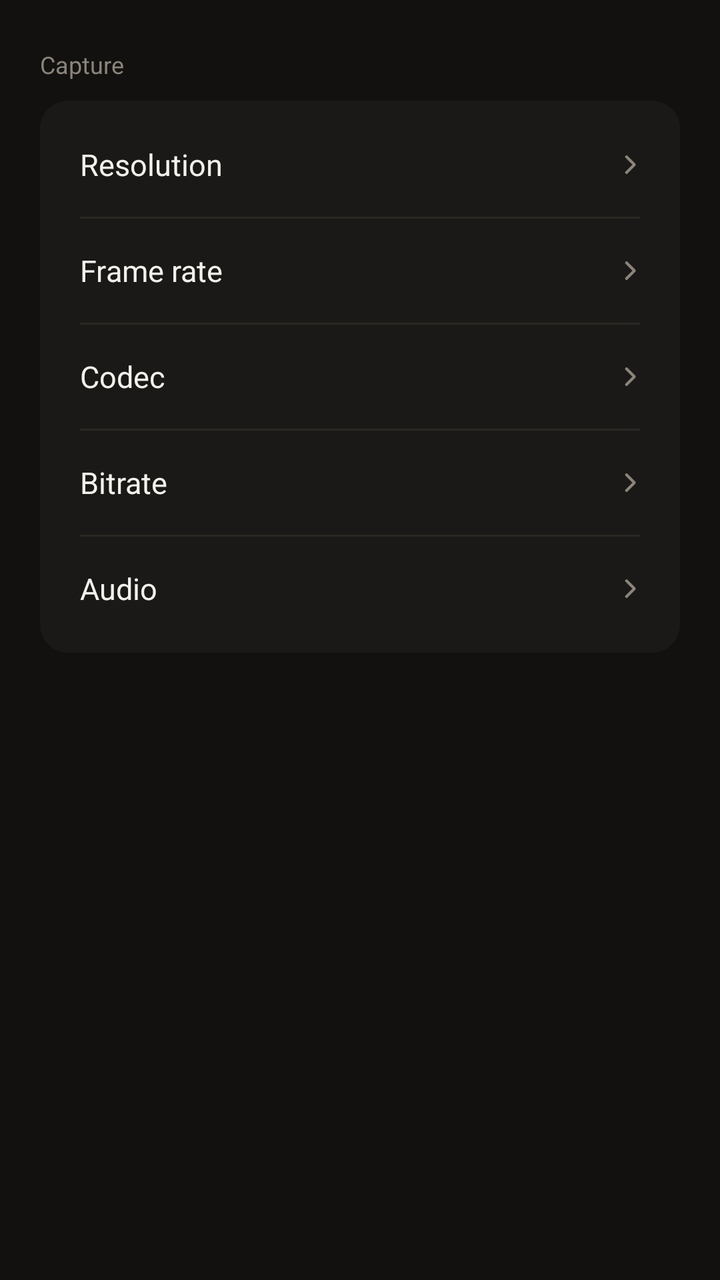
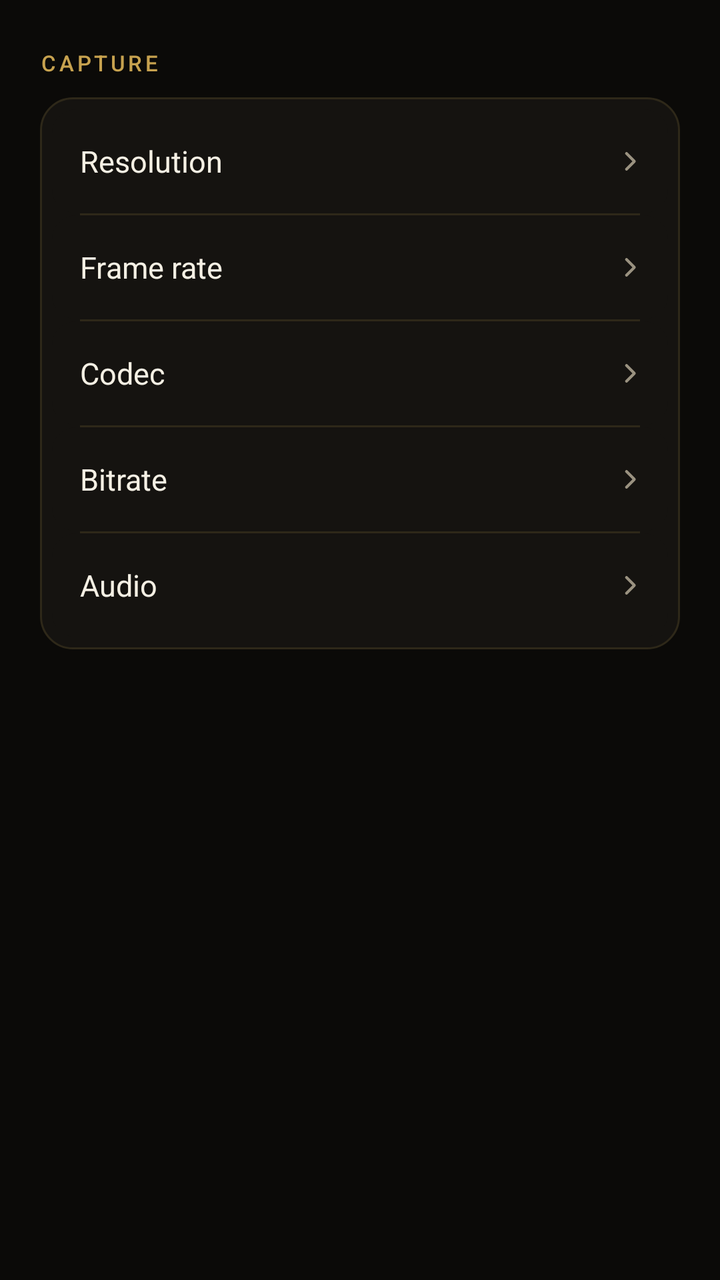

An Android layout rendered at two revisions. The XML below is the earlier revision; the diff shows what the commit changed to produce the second picture.
<!-- AndroidManifest.xml: application theme Theme.Zrec -->
<!-- res/layout/view_capture.xml -->
<?xml version="1.0" encoding="utf-8"?>
<ScrollView xmlns:android="http://schemas.android.com/apk/res/android"
    android:layout_width="match_parent"
    android:layout_height="match_parent"
    android:fillViewport="true"
    android:scrollbars="none">

    <LinearLayout
        android:layout_width="match_parent"
        android:layout_height="wrap_content"
        android:orientation="vertical"
        android:paddingStart="20dp"
        android:paddingEnd="20dp"
        android:paddingTop="24dp"
        android:paddingBottom="32dp">

        <TextView
            android:layout_width="wrap_content"
            android:layout_height="wrap_content"
            android:layout_marginBottom="10dp"
            android:text="@string/section_capture"
            android:textColor="@color/txtFaint"
            android:textSize="12sp" />

        <LinearLayout
            android:layout_width="match_parent"
            android:layout_height="wrap_content"
            android:background="@drawable/bg_card"
            android:orientation="vertical"
            android:padding="6dp">

            <LinearLayout
                android:id="@+id/rowRes"
                android:layout_width="match_parent"
                android:layout_height="52dp"
                android:background="@drawable/bg_row"
                android:clickable="true"
                android:focusable="true"
                android:gravity="center_vertical"
                android:orientation="horizontal"
                android:paddingStart="14dp"
                android:paddingEnd="12dp">

                <TextView
                    android:layout_width="0dp"
                    android:layout_height="wrap_content"
                    android:layout_weight="1"
                    android:text="@string/label_resolution"
                    android:textColor="@color/txt"
                    android:textSize="15sp" />

                <TextView
                    android:id="@+id/tvResValue"
                    android:layout_width="wrap_content"
                    android:layout_height="wrap_content"
                    android:textColor="@color/txtDim"
                    android:textSize="15sp" />

                <ImageView
                    android:layout_width="14dp"
                    android:layout_height="14dp"
                    android:layout_marginStart="6dp"
                    android:contentDescription="@null"
                    android:src="@drawable/ic_chevron" />
            </LinearLayout>

            <View
                android:layout_width="match_parent"
                android:layout_height="1dp"
                android:layout_marginStart="14dp"
                android:layout_marginEnd="14dp"
                android:background="@color/line" />

            <LinearLayout
                android:id="@+id/rowFps"
                android:layout_width="match_parent"
                android:layout_height="52dp"
                android:background="@drawable/bg_row"
                android:clickable="true"
                android:focusable="true"
                android:gravity="center_vertical"
                android:orientation="horizontal"
                android:paddingStart="14dp"
                android:paddingEnd="12dp">

                <TextView
                    android:layout_width="0dp"
                    android:layout_height="wrap_content"
                    android:layout_weight="1"
                    android:text="@string/label_fps"
                    android:textColor="@color/txt"
                    android:textSize="15sp" />

                <TextView
                    android:id="@+id/tvFpsValue"
                    android:layout_width="wrap_content"
                    android:layout_height="wrap_content"
                    android:textColor="@color/txtDim"
                    android:textSize="15sp" />

                <ImageView
                    android:layout_width="14dp"
                    android:layout_height="14dp"
                    android:layout_marginStart="6dp"
                    android:contentDescription="@null"
                    android:src="@drawable/ic_chevron" />
            </LinearLayout>

            <View
                android:layout_width="match_parent"
                android:layout_height="1dp"
                android:layout_marginStart="14dp"
                android:layout_marginEnd="14dp"
                android:background="@color/line" />

            <LinearLayout
                android:id="@+id/rowCodec"
                android:layout_width="match_parent"
                android:layout_height="52dp"
                android:background="@drawable/bg_row"
                android:clickable="true"
                android:focusable="true"
                android:gravity="center_vertical"
                android:orientation="horizontal"
                android:paddingStart="14dp"
                android:paddingEnd="12dp">

                <TextView
                    android:layout_width="0dp"
                    android:layout_height="wrap_content"
                    android:layout_weight="1"
                    android:text="@string/label_codec"
                    android:textColor="@color/txt"
                    android:textSize="15sp" />

                <TextView
                    android:id="@+id/tvCodecValue"
                    android:layout_width="wrap_content"
                    android:layout_height="wrap_content"
                    android:textColor="@color/txtDim"
                    android:textSize="15sp" />

                <ImageView
                    android:layout_width="14dp"
                    android:layout_height="14dp"
                    android:layout_marginStart="6dp"
                    android:contentDescription="@null"
                    android:src="@drawable/ic_chevron" />
            </LinearLayout>

            <View
                android:layout_width="match_parent"
                android:layout_height="1dp"
                android:layout_marginStart="14dp"
                android:layout_marginEnd="14dp"
                android:background="@color/line" />

            <LinearLayout
                android:id="@+id/rowBitrate"
                android:layout_width="match_parent"
                android:layout_height="52dp"
                android:background="@drawable/bg_row"
                android:clickable="true"
                android:focusable="true"
                android:gravity="center_vertical"
                android:orientation="horizontal"
                android:paddingStart="14dp"
                android:paddingEnd="12dp">

                <TextView
                    android:layout_width="0dp"
                    android:layout_height="wrap_content"
                    android:layout_weight="1"
                    android:text="@string/label_bitrate"
                    android:textColor="@color/txt"
                    android:textSize="15sp" />

                <TextView
                    android:id="@+id/tvBitrateValue"
                    android:layout_width="wrap_content"
                    android:layout_height="wrap_content"
                    android:textColor="@color/txtDim"
                    android:textSize="15sp" />

                <ImageView
                    android:layout_width="14dp"
                    android:layout_height="14dp"
                    android:layout_marginStart="6dp"
                    android:contentDescription="@null"
                    android:src="@drawable/ic_chevron" />
            </LinearLayout>

            <View
                android:layout_width="match_parent"
                android:layout_height="1dp"
                android:layout_marginStart="14dp"
                android:layout_marginEnd="14dp"
                android:background="@color/line" />

            <LinearLayout
                android:id="@+id/rowAudio"
                android:layout_width="match_parent"
                android:layout_height="52dp"
                android:background="@drawable/bg_row"
                android:clickable="true"
                android:focusable="true"
                android:gravity="center_vertical"
                android:orientation="horizontal"
                android:paddingStart="14dp"
                android:paddingEnd="12dp">

                <TextView
                    android:layout_width="0dp"
                    android:layout_height="wrap_content"
                    android:layout_weight="1"
                    android:text="@string/label_audio"
                    android:textColor="@color/txt"
                    android:textSize="15sp" />

                <TextView
                    android:id="@+id/tvAudioValue"
                    android:layout_width="wrap_content"
                    android:layout_height="wrap_content"
                    android:textColor="@color/txtDim"
                    android:textSize="15sp" />

                <ImageView
                    android:layout_width="14dp"
                    android:layout_height="14dp"
                    android:layout_marginStart="6dp"
                    android:contentDescription="@null"
                    android:src="@drawable/ic_chevron" />
            </LinearLayout>
        </LinearLayout>

        <TextView
            android:id="@+id/tvNote"
            android:layout_width="match_parent"
            android:layout_height="wrap_content"
            android:layout_marginTop="10dp"
            android:layout_marginStart="4dp"
            android:layout_marginEnd="4dp"
            android:lineSpacingExtra="3dp"
            android:textColor="@color/txtFaint"
            android:textSize="12sp"
            android:visibility="gone" />
    </LinearLayout>
</ScrollView>
<!-- resources referenced by this layout -->
<resources>
  <color name="line">#FF2B2723</color>
  <color name="txt">#FFF4F1EC</color>
  <color name="txtDim">#FFA8A29B</color>
  <color name="txtFaint">#FF8A847A</color>
  <!-- drawable bg_card (drawable) -->
  <?xml version="1.0" encoding="utf-8"?>
  <shape xmlns:android="http://schemas.android.com/apk/res/android" android:shape="rectangle">
      <solid android:color="@color/surface" />
      <corners android:radius="14dp" />
  </shape>
  <!-- drawable bg_row (drawable) -->
  <?xml version="1.0" encoding="utf-8"?>
  <selector xmlns:android="http://schemas.android.com/apk/res/android">
      <item android:state_pressed="true">
          <shape android:shape="rectangle">
              <solid android:color="@color/surface2" />
              <corners android:radius="10dp" />
          </shape>
      </item>
      <item>
          <shape android:shape="rectangle">
              <solid android:color="#00000000" />
              <corners android:radius="10dp" />
          </shape>
      </item>
  </selector>
  <!-- drawable ic_chevron (drawable) -->
  <?xml version="1.0" encoding="utf-8"?>
  <vector xmlns:android="http://schemas.android.com/apk/res/android"
      android:width="16dp" android:height="16dp"
      android:viewportWidth="16" android:viewportHeight="16">
      <path
          android:pathData="M6,3.5 L10.5,8 L6,12.5"
          android:strokeColor="@color/txtFaint"
          android:strokeWidth="1.6"
          android:strokeLineCap="round"
          android:strokeLineJoin="round"
          android:fillColor="#00000000" />
  </vector>
  <string name="label_audio">Audio</string>
  <string name="label_bitrate">Bitrate</string>
  <string name="label_codec">Codec</string>
  <string name="label_fps">Frame rate</string>
  <string name="label_resolution">Resolution</string>
  <string name="section_capture">Capture</string>
  <style name="Theme.Zrec" parent="@android:style/Theme.Material.NoActionBar">
          <item name="android:colorPrimary">@color/txt</item>
          <item name="android:colorAccent">@color/txt</item>
          <item name="android:colorControlActivated">@color/txt</item>
          <item name="android:colorControlNormal">@color/txtFaint</item>
          <item name="android:windowBackground">@color/bg</item>
          <item name="android:statusBarColor">@color/bg</item>
          <item name="android:navigationBarColor">@color/bg</item>
          <item name="android:windowLightStatusBar">false</item>
          <item name="android:textColorPrimary">@color/txt</item>
          <item name="android:textColorSecondary">@color/txtDim</item>
      </style>
  <color name="surface">#FF1B1917</color>
  <color name="surface2">#FF26231F</color>
  <color name="bg">#FF121110</color>
</resources>

<!-- the commit's change to res/layout/view_capture.xml (unified diff, before → after) -->
@@ -15,12 +15,11 @@
         android:paddingBottom="32dp">
 
         <TextView
+            style="@style/TextZrecSection"
             android:layout_width="wrap_content"
             android:layout_height="wrap_content"
             android:layout_marginBottom="10dp"
-            android:text="@string/section_capture"
-            android:textColor="@color/txtFaint"
-            android:textSize="12sp" />
+            android:text="@string/section_capture" />
 
         <LinearLayout
             android:layout_width="match_parent"
<!-- resource entries referenced after the edit -->
@@ -1,14 +1,15 @@
 <!-- resources referenced by this layout -->
 <resources>
-  <color name="line">#FF2B2723</color>
-  <color name="txt">#FFF4F1EC</color>
-  <color name="txtDim">#FFA8A29B</color>
-  <color name="txtFaint">#FF8A847A</color>
+  <color name="line">#FF2E2819</color>
+  <color name="txt">#FFF5F0E4</color>
+  <color name="txtDim">#FFBDB6A4</color>
+  <color name="txtFaint">#FF9A9280</color>
   <!-- drawable bg_card (drawable) -->
   <?xml version="1.0" encoding="utf-8"?>
   <shape xmlns:android="http://schemas.android.com/apk/res/android" android:shape="rectangle">
       <solid android:color="@color/surface" />
-      <corners android:radius="14dp" />
+      <corners android:radius="16dp" />
+      <stroke android:width="1dp" android:color="@color/line" />
   </shape>
   <!-- drawable bg_row (drawable) -->
   <?xml version="1.0" encoding="utf-8"?>
@@ -16,13 +17,14 @@
       <item android:state_pressed="true">
           <shape android:shape="rectangle">
               <solid android:color="@color/surface2" />
-              <corners android:radius="10dp" />
+              <corners android:radius="12dp" />
+              <stroke android:width="1dp" android:color="@color/goldDim" />
           </shape>
       </item>
       <item>
           <shape android:shape="rectangle">
-              <solid android:color="#00000000" />
-              <corners android:radius="10dp" />
+              <solid android:color="@color/surface" />
+              <corners android:radius="12dp" />
           </shape>
       </item>
   </selector>
@@ -45,11 +47,19 @@
   <string name="label_fps">Frame rate</string>
   <string name="label_resolution">Resolution</string>
   <string name="section_capture">Capture</string>
+  <style name="TextZrecSection">
+          <item name="android:textColor">@color/goldDim</item>
+          <item name="android:textSize">11sp</item>
+          <item name="android:letterSpacing">0.14</item>
+          <item name="android:textAllCaps">true</item>
+          <item name="android:fontFamily">sans-serif-medium</item>
+      </style>
   <style name="Theme.Zrec" parent="@android:style/Theme.Material.NoActionBar">
-          <item name="android:colorPrimary">@color/txt</item>
-          <item name="android:colorAccent">@color/txt</item>
-          <item name="android:colorControlActivated">@color/txt</item>
+          <item name="android:colorPrimary">@color/gold</item>
+          <item name="android:colorAccent">@color/gold</item>
+          <item name="android:colorControlActivated">@color/gold</item>
           <item name="android:colorControlNormal">@color/txtFaint</item>
+          <item name="android:colorControlHighlight">@color/goldDim</item>
           <item name="android:windowBackground">@color/bg</item>
           <item name="android:statusBarColor">@color/bg</item>
           <item name="android:navigationBarColor">@color/bg</item>
@@ -57,8 +67,10 @@
           <item name="android:textColorPrimary">@color/txt</item>
           <item name="android:textColorSecondary">@color/txtDim</item>
       </style>
-  <color name="surface">#FF1B1917</color>
-  <color name="surface2">#FF26231F</color>
-  <color name="bg">#FF121110</color>
+  <color name="surface">#FF151310</color>
+  <color name="surface2">#FF221E15</color>
+  <color name="goldDim">#FFC7A24F</color>
+  <color name="gold">#FFE8C36A</color>
+  <color name="bg">#FF0B0A08</color>
 </resources>
 
